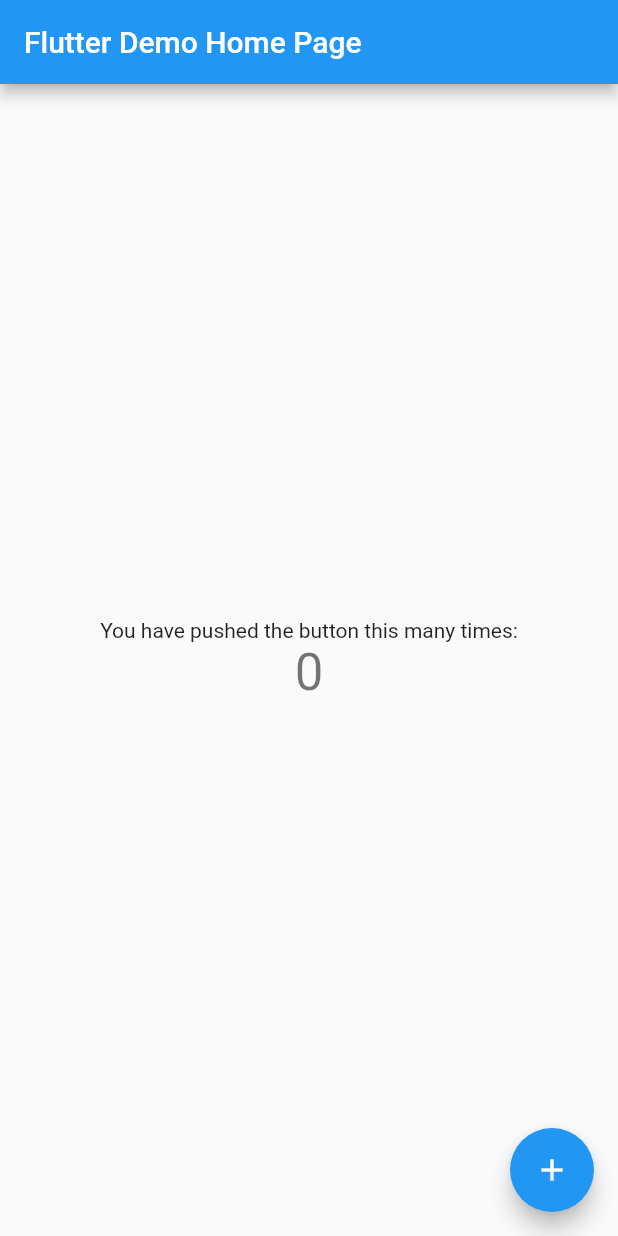
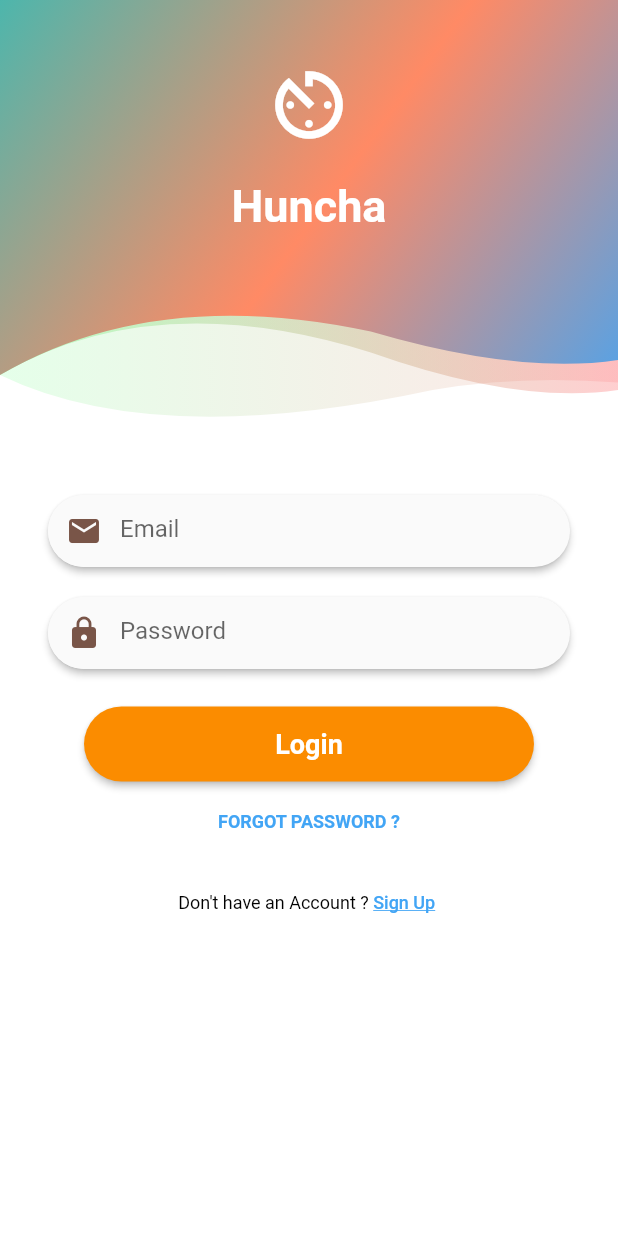
Before and after one commit to Ritik488/CompX, a Flutter app: the screen it shows after launch, on a phone screen of 412 x 824 dp. Run offline on Flutter 3.47's test engine with Material 2 defaults, Android fonts, the phone set to English and light mode, and no system bars; drawn by our look-alikes of rounded_loading_button; our stand-ins replace shared_preferences.

Commit message:
login done

```diff
--- /dev/null
+++ b/lib/Helper/RequestHttp.dart
@@ -0,0 +1,22 @@
+import 'dart:convert';
+
+import 'package:flutter/material.dart';
+import 'package:huncha/Models/MainUser.dart';
+import 'package:shared_preferences/shared_preferences.dart';
+import 'package:http/http.dart' as http;
+import 'dart:async';
+
+Future<String> loginhttp(url, email, password) async {
+  var response =
+      await http.post(url, body: {"email": email, "password": password});
+  print(response.statusCode);
+  print(response.body);
+  if (response.statusCode == 200) {
+    MainUser user = MainUser.fromJson(json.decode(response.body));
+    SharedPreferences pref = await SharedPreferences.getInstance();
+    print(user.token.toString());
+    pref.setString('ltoken', user.token);
+    pref.setString('Userresponse', json.encode(user));
+  }
+  return response.body;
+}
--- /dev/null
+++ b/lib/Helper/apis.dart
@@ -0,0 +1,5 @@
+
+const BASEURL = 'https://project78.herokuapp.com/api';
+
+//1Sign in
+const LOGIN = BASEURL + '/signin';
--- /dev/null
+++ b/lib/Models/MainUser.dart
@@ -0,0 +1,51 @@
+class MainUser {
+  String token;
+  User user;
+
+  MainUser({this.token, this.user});
+
+  MainUser.fromJson(Map<String, dynamic> json) {
+    token = json['token'];
+    user = json['user'] != null ? new User.fromJson(json['user']) : null;
+  }
+
+  Map<String, dynamic> toJson() {
+    final Map<String, dynamic> data = new Map<String, dynamic>();
+    data['token'] = this.token;
+    if (this.user != null) {
+      data['user'] = this.user.toJson();
+    }
+    return data;
+  }
+}
+
+class User {
+  String sId;
+  String name;
+  String email;
+  int role;
+  String uclass;
+  int phoneno;
+
+  User({this.sId, this.name, this.email, this.role, this.uclass, this.phoneno});
+
+  User.fromJson(Map<String, dynamic> json) {
+    sId = json['_id'];
+    name = json['name'];
+    email = json['email'];
+    role = json['role'];
+    uclass = json['Uclass'];
+    phoneno = json['phoneno'];
+  }
+
+  Map<String, dynamic> toJson() {
+    final Map<String, dynamic> data = new Map<String, dynamic>();
+    data['_id'] = this.sId;
+    data['name'] = this.name;
+    data['email'] = this.email;
+    data['role'] = this.role;
+    data['Uclass'] = this.uclass;
+    data['phoneno'] = this.phoneno;
+    return data;
+  }
+}
--- a/lib/Screens/HomePage.dart
+++ b/lib/Screens/HomePage.dart
@@ -0,0 +1,17 @@
+import 'package:flutter/material.dart';
+
+class HomePage extends StatefulWidget {
+  @override
+  _HomePageState createState() => _HomePageState();
+}
+
+class _HomePageState extends State<HomePage> {
+  @override
+  Widget build(BuildContext context) {
+    return Scaffold(
+        body: Center(
+          child: Text('HELLO'),
+        ),
+    );
+  }
+}
--- /dev/null
+++ b/lib/Screens/login.dart
@@ -0,0 +1,303 @@
+import 'dart:async';
+
+import 'package:flutter/material.dart';
+import 'package:huncha/Helper/RequestHttp.dart';
+import 'package:huncha/Helper/apis.dart';
+import 'package:huncha/Screens/HomePage.dart';
+import 'package:rounded_loading_button/rounded_loading_button.dart';
+
+class LoginPage extends StatefulWidget {
+    static final String path = "lib/src/pages/login/login7.dart";
+  @override
+  _LoginPageState createState() => _LoginPageState();
+}
+
+class _LoginPageState extends State<LoginPage> {
+
+  final _formKey = GlobalKey<FormState>();
+  final RoundedLoadingButtonController _btnController =
+      new RoundedLoadingButtonController();
+  String email;
+  String password;
+
+  String validateEmail(String value) {
+    Pattern pattern =
+        r'^(([^<>()[\]\\.,;:\s@\"]+(\.[^<>()[\]\\.,;:\s@\"]+)*)|(\".+\"))@((\[[0-9]{1,3}\.[0-9]{1,3}\.[0-9]{1,3}\.[0-9]{1,3}\])|(([a-zA-Z\-0-9]+\.)+[a-zA-Z]{2,}))$';
+    RegExp regex = new RegExp(pattern);
+    if (!regex.hasMatch(value))
+      return 'Enter Valid Email ID or mobile Number';
+    else
+      return null;
+  }
+
+  void _validateInputs() async {
+    if (_formKey.currentState.validate()) {
+      _formKey.currentState.save();
+      String loginContents = await loginhttp(LOGIN, email, password);
+      if (loginContents == null) {
+        // errorController.add(ErrorAnimationType.shake);
+        setState(() {
+          // hasError = true;
+          _btnController.reset();
+        });
+      }else{
+        _btnController.success();
+          Timer(Duration(seconds: 1),
+              () => Navigator.of(context).push(MaterialPageRoute(builder: (context)=> HomePage())));
+          _btnController.reset();
+      }
+    }
+  }
+  @override
+  Widget build(BuildContext context) {
+    return Scaffold(
+      backgroundColor: Colors.white,
+      body: ListView(
+        children: <Widget>[
+          Stack(
+            children: <Widget>[
+              ClipPath(
+                clipper: WaveClipper2(),
+                child: Container(
+                  child: Column(),
+                  width: double.infinity,
+                  height: 300,
+                  decoration: BoxDecoration(
+                      gradient: LinearGradient(
+                          colors: [Color(0x223aff5d), Color(0x22fe494f)])),
+                ),
+              ),
+              ClipPath(
+                clipper: WaveClipper3(),
+                child: Container(
+                  child: Column(),
+                  width: double.infinity,
+                  height: 300,
+                  decoration: BoxDecoration(
+                      gradient: LinearGradient(
+                          colors: [Color(0x443aff5a), Color(0x44fe494d)])),
+                ),
+              ),
+              ClipPath(
+                clipper: WaveClipper1(),
+                child: Container(
+                  child: Column(
+                    children: <Widget>[
+                      SizedBox(
+                        height: 40,
+                      ),
+                      Icon(
+                        Icons.av_timer,
+                        color: Colors.white,
+                        size: 60,
+                      ),
+                      SizedBox(
+                        height: 20,
+                      ),
+                      Text(
+                        "Huncha",
+                        style: TextStyle(
+                            color: Colors.white,
+                            fontWeight: FontWeight.w700,
+                            fontSize: 30),
+                      ),
+                    ],
+                  ),
+                  width: double.infinity,
+                  height: 300,
+                  decoration: BoxDecoration(
+                      gradient: LinearGradient(
+                        begin: Alignment.topLeft,
+                        end:Alignment.bottomRight,
+                          colors: [Colors.teal[300], Colors.deepOrange[300], Colors.blue[400]] )),
+                ),
+              ),
+            ],
+          ),
+          SizedBox(
+            height: 30,
+          ),
+          Form(
+            key: _formKey,
+            child: Column(children: <Widget>[
+              Padding(
+            padding: EdgeInsets.symmetric(horizontal: 32),
+            child: Material(
+              elevation: 2.0,
+              borderRadius: BorderRadius.all(Radius.circular(30)),
+              child: TextFormField(
+                onChanged: (String value){},
+                cursorColor: Colors.deepOrange,
+                decoration: InputDecoration(
+                    hintText: "Email",
+                    prefixIcon: Material(
+                      elevation: 0,
+                      borderRadius: BorderRadius.all(Radius.circular(30)),
+                      child: Icon(
+                        Icons.email,
+                        color: Colors.brown,
+                      ),
+                    ),
+                    border: InputBorder.none,
+                    contentPadding:
+                        EdgeInsets.symmetric(horizontal: 25, vertical: 13)),
+                    validator: validateEmail,
+                    onSaved: (value){
+                      email=value;
+                    },
+              ),
+            ),
+          ),
+          SizedBox(
+            height: 20,
+          ),
+          Padding(
+            padding: EdgeInsets.symmetric(horizontal: 32),
+            child: Material(
+              elevation: 2.0,
+              borderRadius: BorderRadius.all(Radius.circular(30)),
+              child: TextFormField(
+                onChanged: (String value){},
+                cursorColor: Colors.deepOrange,
+                decoration: InputDecoration(
+                    hintText: "Password",
+                    prefixIcon: Material(
+                      elevation: 0,
+                      borderRadius: BorderRadius.all(Radius.circular(30)),
+                      child: Icon(
+                        Icons.lock,
+                        color: Colors.brown,
+                      ),
+                    ),
+                    border: InputBorder.none,
+                    contentPadding:
+                        EdgeInsets.symmetric(horizontal: 25, vertical: 13)),
+                    validator: (val)=>val.isEmpty || val.length < 4
+                                        ? 'Enter a valid password'
+                                        : null,
+                    onSaved: (value){
+                      password=value;
+                    },
+              ),
+            ),
+          ),
+          SizedBox(
+            height: 25,
+          ),
+          Padding(
+              padding: EdgeInsets.symmetric(horizontal: 32),
+              child: RoundedLoadingButton(
+                controller: _btnController,
+                color: Colors.orange[600],
+                child: Text(
+                  "Login",
+                  style: TextStyle(
+                      color: Colors.white,
+                      fontWeight: FontWeight.w700,
+                      fontSize: 18),
+                ),
+                onPressed: () {
+                  _validateInputs();
+                },
+              )),
+            ],)
+          ),
+              SizedBox(height: 20,),
+          Center(
+            child: Text("FORGOT PASSWORD ?", style: TextStyle(color:Colors.blue[400],fontSize: 12 ,fontWeight: FontWeight.w700),),
+          ),
+          SizedBox(height: 40,),
+          Row(
+            mainAxisAlignment: MainAxisAlignment.center,
+            children: <Widget>[
+              Text("Don't have an Account ? ", style: TextStyle(color:Colors.black,fontSize: 12 ,fontWeight: FontWeight.normal),),
+              Text("Sign Up ", style: TextStyle(color:Colors.blue[400], fontWeight: FontWeight.w500,fontSize: 12, decoration: TextDecoration.underline )),
+
+            ],
+          )
+        ],
+      ),
+    );
+  }
+}
+
+class WaveClipper1 extends CustomClipper<Path> {
+  @override
+  Path getClip(Size size) {
+    final path = Path();
+    path.lineTo(0.0, size.height - 50);
+
+    var firstEndPoint = Offset(size.width * 0.6, size.height - 29 - 50);
+    var firstControlPoint = Offset(size.width * .25, size.height - 60 - 50);
+    path.quadraticBezierTo(firstControlPoint.dx, firstControlPoint.dy,
+        firstEndPoint.dx, firstEndPoint.dy);
+
+    var secondEndPoint = Offset(size.width, size.height - 60);
+    var secondControlPoint = Offset(size.width * 0.84, size.height - 50);
+    path.quadraticBezierTo(secondControlPoint.dx, secondControlPoint.dy,
+        secondEndPoint.dx, secondEndPoint.dy);
+    path.lineTo(size.width, size.height);
+    path.lineTo(size.width, 0);
+    path.close();
+    return path;
+  }
+
+  @override
+  bool shouldReclip(CustomClipper<Path> oldClipper) {
+    return false;
+  }
+}
+
+class WaveClipper3 extends CustomClipper<Path> {
+  @override
+  Path getClip(Size size) {
+    final path = Path();
+    path.lineTo(0.0, size.height - 50);
+
+    var firstEndPoint = Offset(size.width * 0.6, size.height - 15 - 50);
+    var firstControlPoint = Offset(size.width * .25, size.height - 60 - 50);
+    path.quadraticBezierTo(firstControlPoint.dx, firstControlPoint.dy,
+        firstEndPoint.dx, firstEndPoint.dy);
+
+    var secondEndPoint = Offset(size.width, size.height - 40);
+    var secondControlPoint = Offset(size.width * 0.84, size.height - 30);
+    path.quadraticBezierTo(secondControlPoint.dx, secondControlPoint.dy,
+        secondEndPoint.dx, secondEndPoint.dy);
+    path.lineTo(size.width, size.height);
+    path.lineTo(size.width, 0);
+    path.close();
+    return path;
+  }
+
+  @override
+  bool shouldReclip(CustomClipper<Path> oldClipper) {
+    return false;
+  }
+}
+
+class WaveClipper2 extends CustomClipper<Path> {
+  @override
+  Path getClip(Size size) {
+    final path = Path();
+    path.lineTo(0.0, size.height - 50);
+
+    var firstEndPoint = Offset(size.width * .7, size.height - 40);
+    var firstControlPoint = Offset(size.width * .25, size.height);
+    path.quadraticBezierTo(firstControlPoint.dx, firstControlPoint.dy,
+        firstEndPoint.dx, firstEndPoint.dy);
+
+    var secondEndPoint = Offset(size.width, size.height - 45);
+    var secondControlPoint = Offset(size.width * 0.84, size.height - 50);
+    path.quadraticBezierTo(secondControlPoint.dx, secondControlPoint.dy,
+        secondEndPoint.dx, secondEndPoint.dy);
+    path.lineTo(size.width, size.height);
+    path.lineTo(size.width, 0);
+    path.close();
+    return path;
+  }
+
+  @override
+  bool shouldReclip(CustomClipper<Path> oldClipper) {
+    return false;
+  }
+}
--- a/lib/main.dart
+++ b/lib/main.dart
@@ -1,4 +1,5 @@
 import 'package:flutter/material.dart';
+import 'package:huncha/Screens/login.dart';
 
 void main() {
   runApp(MyApp());
@@ -11,107 +12,11 @@ class MyApp extends StatelessWidget {
     return MaterialApp(
       title: 'Flutter Demo',
       theme: ThemeData(
-        // This is the theme of your application.
-        //
-        // Try running your application with "flutter run". You'll see the
-        // application has a blue toolbar. Then, without quitting the app, try
-        // changing the primarySwatch below to Colors.green and then invoke
-        // "hot reload" (press "r" in the console where you ran "flutter run",
-        // or simply save your changes to "hot reload" in a Flutter IDE).
-        // Notice that the counter didn't reset back to zero; the application
-        // is not restarted.
+
         primarySwatch: Colors.blue,
-        // This makes the visual density adapt to the platform that you run
-        // the app on. For desktop platforms, the controls will be smaller and
-        // closer together (more dense) than on mobile platforms.
-        visualDensity: VisualDensity.adaptivePlatformDensity,
       ),
-      home: MyHomePage(title: 'Flutter Demo Home Page'),
+      home: LoginPage(),
+      debugShowCheckedModeBanner: false,
     );
   }
 }
-
-class MyHomePage extends StatefulWidget {
-  MyHomePage({Key key, this.title}) : super(key: key);
-
-  // This widget is the home page of your application. It is stateful, meaning
-  // that it has a State object (defined below) that contains fields that affect
-  // how it looks.
-
-  // This class is the configuration for the state. It holds the values (in this
-  // case the title) provided by the parent (in this case the App widget) and
-  // used by the build method of the State. Fields in a Widget subclass are
-  // always marked "final".
-
-  final String title;
-
-  @override
-  _MyHomePageState createState() => _MyHomePageState();
-}
-
-class _MyHomePageState extends State<MyHomePage> {
-  int _counter = 0;
-
-  void _incrementCounter() {
-    setState(() {
-      // This call to setState tells the Flutter framework that something has
-      // changed in this State, which causes it to rerun the build method below
-      // so that the display can reflect the updated values. If we changed
-      // _counter without calling setState(), then the build method would not be
-      // called again, and so nothing would appear to happen.
-      _counter++;
-    });
-  }
-
-  @override
-  Widget build(BuildContext context) {
-    // This method is rerun every time setState is called, for instance as done
-    // by the _incrementCounter method above.
-    //
-    // The Flutter framework has been optimized to make rerunning build methods
-    // fast, so that you can just rebuild anything that needs updating rather
-    // than having to individually change instances of widgets.
-    return Scaffold(
-      appBar: AppBar(
-        // Here we take the value from the MyHomePage object that was created by
-        // the App.build method, and use it to set our appbar title.
-        title: Text(widget.title),
-      ),
-      body: Center(
-        // Center is a layout widget. It takes a single child and positions it
-        // in the middle of the parent.
-        child: Column(
-          // Column is also a layout widget. It takes a list of children and
-          // arranges them vertically. By default, it sizes itself to fit its
-          // children horizontally, and tries to be as tall as its parent.
-          //
-          // Invoke "debug painting" (press "p" in the console, choose the
-          // "Toggle Debug Paint" action from the Flutter Inspector in Android
-          // Studio, or the "Toggle Debug Paint" command in Visual Studio Code)
-          // to see the wireframe for each widget.
-          //
-          // Column has various properties to control how it sizes itself and
-          // how it positions its children. Here we use mainAxisAlignment to
-          // center the children vertically; the main axis here is the vertical
-          // axis because Columns are vertical (the cross axis would be
-          // horizontal).
-          mainAxisAlignment: MainAxisAlignment.center,
-          children: <Widget>[
-            Text(
-              'You have pushed the button this many times:',
-            ),
-            Text(
-              '$_counter',
-              style: Theme.of(context).textTheme.headline4,
-            ),
-          ],
-        ),
-      ),
-      floatingActionButton: FloatingActionButton(
-        onPressed: _incrementCounter,
-        tooltip: 'Increment',
-        child: Icon(Icons.add),
-      ), // This trailing comma makes auto-formatting nicer for build methods.
-    );
-  }
-}
```
Also changed, not shown: pubspec.yaml (+4 -19 lines), lib/Screens/signup.dart (added), pubspec.lock.
